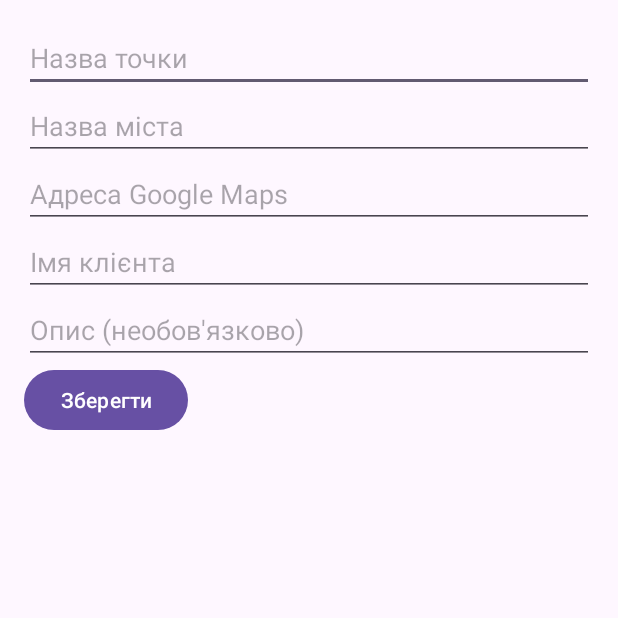
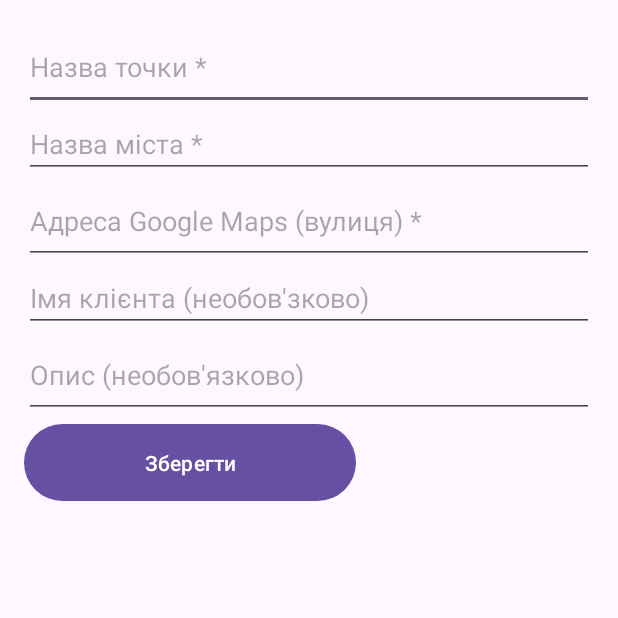
Before and after one commit to PokiGame/MarshRoute, an Android app: the AddPointActivity screen opened directly, with no data from a screen before it, after a tap on "Зберегти", on a phone screen of 412 x 824 dp, the top half of it. Run offline under Robolectric (Android 15) with nearby library versions, the phone set to English and light mode, and no system bars.

Commit message:
0.4 Time to cloud

```diff
--- a/app/build.gradle.kts
+++ b/app/build.gradle.kts
@@ -1,6 +1,7 @@
 plugins {
     alias(libs.plugins.android.application)
     alias(libs.plugins.jetbrains.kotlin.android)
+    alias(libs.plugins.google.gms.google.services)
 }
 
 android {
@@ -42,6 +43,7 @@ dependencies {
     implementation(libs.material)
     implementation(libs.androidx.activity)
     implementation(libs.androidx.constraintlayout)
+    implementation(libs.firebase.firestore)
     testImplementation(libs.junit)
     androidTestImplementation(libs.androidx.junit)
     androidTestImplementation(libs.androidx.espresso.core)
--- a/app/src/main/java/com/example/marshroute/AddPointActivity.kt
+++ b/app/src/main/java/com/example/marshroute/AddPointActivity.kt
@@ -28,6 +28,7 @@ class AddPointActivity : AppCompatActivity() {
         buttonSave = findViewById(R.id.buttonSave)
         dbManager = DatabaseManager(this)
 
+
         buttonSave.setOnClickListener {
             val name = editTextName.text.toString()
             val city = editTextCity.text.toString()
@@ -35,12 +36,12 @@ class AddPointActivity : AppCompatActivity() {
             val client = editTextClient.text.toString()
             val description = editTextDescription.text.toString()
 
-            if (name.isNotEmpty() && address.isNotEmpty()) {
+            if (name.isNotEmpty() && address.isNotEmpty() && city.isNotEmpty()) {
                 dbManager.addRoutePoint(name, city, address, client, description)
                 Toast.makeText(this, "Точка додана", Toast.LENGTH_SHORT).show()
                 finish()
             } else {
-                Toast.makeText(this, "Назва та адреса обовязкова!", Toast.LENGTH_SHORT).show()
+                Toast.makeText(this, "Назва, місто та адреса обовязкова!", Toast.LENGTH_SHORT).show()
             }
         }
     }
--- a/app/src/main/java/com/example/marshroute/MainActivity.kt
+++ b/app/src/main/java/com/example/marshroute/MainActivity.kt
@@ -8,7 +8,6 @@ import androidx.appcompat.app.AppCompatActivity
 class MainActivity : AppCompatActivity() {
 
     private lateinit var buttonAddPoint: Button
-    private lateinit var buttonViewPoints: Button
     private lateinit var buttonEditPoints: Button
 
     override fun onCreate(savedInstanceState: Bundle?) {
--- a/app/src/main/res/layout/activity_add_point.xml
+++ b/app/src/main/res/layout/activity_add_point.xml
@@ -1,5 +1,6 @@
 <?xml version="1.0" encoding="utf-8"?>
 <LinearLayout xmlns:android="http://schemas.android.com/apk/res/android"
+    xmlns:app="http://schemas.android.com/apk/res-auto"
     android:layout_width="match_parent"
     android:layout_height="match_parent"
     android:orientation="vertical"
@@ -8,36 +9,37 @@
     <EditText
         android:id="@+id/editTextName"
         android:layout_width="match_parent"
-        android:layout_height="wrap_content"
-        android:hint="Назва точки" />
+        android:layout_height="57dp"
+        android:hint="Назва точки *" />
 
     <EditText
         android:id="@+id/editTextCity"
         android:layout_width="match_parent"
         android:layout_height="wrap_content"
-        android:hint="Назва міста" />
+        android:hint="Назва міста *" />
 
     <EditText
         android:id="@+id/editTextAddress"
         android:layout_width="match_parent"
-        android:layout_height="wrap_content"
-        android:hint="Адреса Google Maps" />
+        android:layout_height="57dp"
+        android:hint="Адреса Google Maps (вулиця) *"
+        android:textColor="@color/design_default_color_on_primary" />
 
     <EditText
         android:id="@+id/editTextClient"
         android:layout_width="match_parent"
         android:layout_height="wrap_content"
-        android:hint="Імя клієнта" />
+        android:hint="Імя клієнта (необов'зково)" />
 
     <EditText
         android:id="@+id/editTextDescription"
         android:layout_width="match_parent"
-        android:layout_height="wrap_content"
+        android:layout_height="57dp"
         android:hint="Опис (необов'язково)" />
 
     <Button
         android:id="@+id/buttonSave"
-        android:layout_width="wrap_content"
-        android:layout_height="wrap_content"
+        android:layout_width="221dp"
+        android:layout_height="59dp"
         android:text="Зберегти" />
 </LinearLayout>
--- a/build.gradle.kts
+++ b/build.gradle.kts
@@ -2,4 +2,5 @@
 plugins {
     alias(libs.plugins.android.application) apply false
     alias(libs.plugins.jetbrains.kotlin.android) apply false
+    alias(libs.plugins.google.gms.google.services) apply false
 }
--- a/gradle/libs.versions.toml
+++ b/gradle/libs.versions.toml
@@ -10,6 +10,8 @@ material = "1.10.0"
 activity = "1.8.0"
 constraintlayout = "2.1.4"
 sqlite = "2.4.0"
+googleGmsGoogleServices = "4.4.2"
+firebaseFirestore = "25.0.0"
 
 [libraries]
 androidx-core-ktx = { group = "androidx.core", name = "core-ktx", version.ref = "coreKtx" }
@@ -21,7 +23,9 @@ androidx-appcompat = { group = "androidx.appcompat", name = "appcompat", version
 material = { group = "com.google.android.material", name = "material", version.ref = "material" }
 androidx-activity = { group = "androidx.activity", name = "activity", version.ref = "activity" }
 androidx-constraintlayout = { group = "androidx.constraintlayout", name = "constraintlayout", version.ref = "constraintlayout" }
+firebase-firestore = { group = "com.google.firebase", name = "firebase-firestore", version.ref = "firebaseFirestore" }
 
 [plugins]
 android-application = { id = "com.android.application", version.ref = "agp" }
 jetbrains-kotlin-android = { id = "org.jetbrains.kotlin.android", version.ref = "kotlin" }
+google-gms-google-services = { id = "com.google.gms.google-services", version.ref = "googleGmsGoogleServices" }
```
Also changed, not shown: app/src/main/java/com/example/marshroute/Point.kt (+9 -1 lines).
